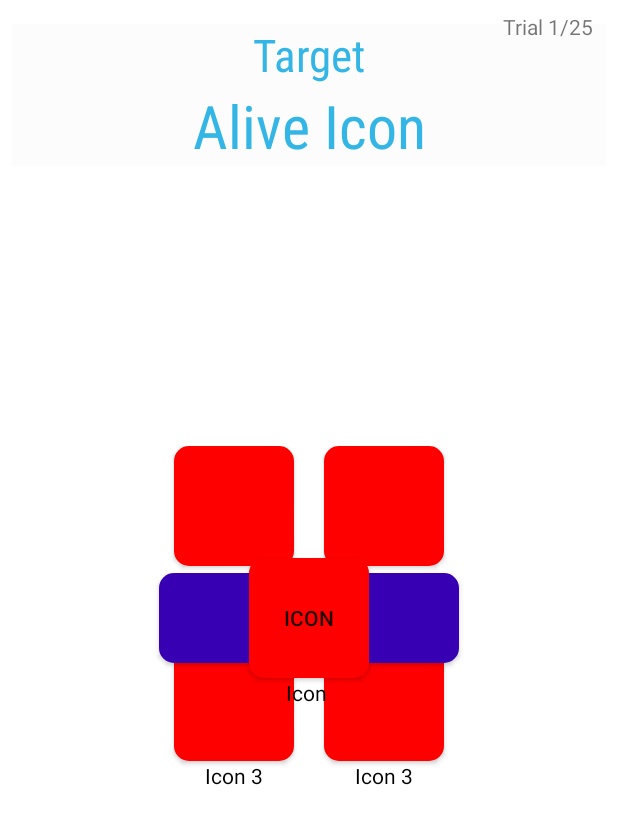
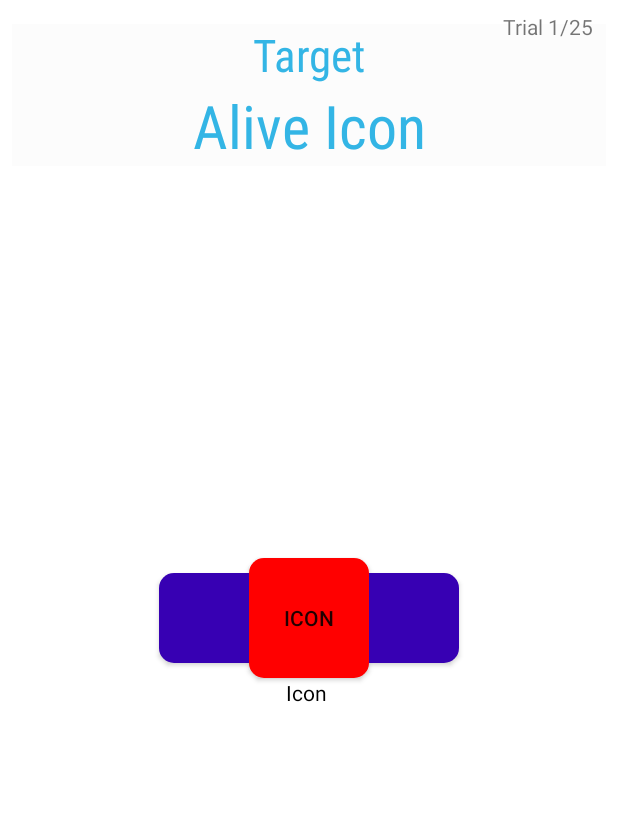
Before and after one commit to elsandner/IconFunctionTest, an Android app: the AliveActivity screen opened directly, with no data from a screen before it, on a phone screen of 412 x 824 dp. Shown: the top 824 px of the screen. Run offline under Robolectric (Android 15) with nearby library versions, the phone set to English and light mode, and no system bars; libraries missing offline, so code that uses them is left out: com.blogspot.atifsoftwares.

Commit message:
changed getGestureService for test3A

```diff
--- a/app/src/main/java/com/example/iconfunctiontest/Presentation/AliveActivity.java
+++ b/app/src/main/java/com/example/iconfunctiontest/Presentation/AliveActivity.java
@@ -14,7 +14,6 @@ import android.widget.TextView;
 import android.widget.Toast;
 
 import androidx.appcompat.app.AppCompatActivity;
-import androidx.constraintlayout.widget.ConstraintLayout;
 
 import com.example.iconfunctiontest.R;
 import com.example.iconfunctiontest.Services.GestureService;
@@ -37,9 +36,9 @@ public class AliveActivity extends AppCompatActivity {
     private TextView tV_PopUp;
     private Button bt_Icon0, bt_Icon1, bt_Icon2, bt_Icon3, bt_Icon4, bt_Continue ;
     private TextView tV_label0, tV_label1, tV_label2, tV_label3, tV_label4;
-    private ConstraintLayout cL_Icons;
+    //private ConstraintLayout cL_Icons;
 
-    private GestureService gs;
+
     private TestService testService;
 
     private Bundle bundle;
@@ -61,8 +60,12 @@ public class AliveActivity extends AppCompatActivity {
         initializeUI_Elements();
         setTextAndVisibility();
 
-        setGestureService();
-        bt_Icon0.setOnTouchListener(gs);
+        bt_Icon0.setOnTouchListener(getGestureService(0));
+        bt_Icon1.setOnTouchListener(getGestureService(1));
+        bt_Icon2.setOnTouchListener(getGestureService(2));
+        bt_Icon3.setOnTouchListener(getGestureService(3));
+        bt_Icon4.setOnTouchListener(getGestureService(4));
+
         testService = TestService.getInstance();
 
         itemMap= testService.shuffleIntArray(Parameter.number_of_Items_Alive);
@@ -95,7 +98,7 @@ public class AliveActivity extends AppCompatActivity {
 
         tV_PopUp = findViewById(R.id.tV_PopUp);
 
-        cL_Icons = findViewById(R.id.cL_Icons);
+        //cL_Icons = findViewById(R.id.cL_Icons);
 
         bt_Icon1=findViewById(R.id.bt_Icon1);
         bt_Icon2=findViewById(R.id.bt_Icon2);
@@ -111,6 +114,19 @@ public class AliveActivity extends AppCompatActivity {
     }
 
     private void setTextAndVisibility(){
+
+        //cL_Icons.setVisibility(View.INVISIBLE); //All Icons
+
+        bt_Icon1.setVisibility(View.INVISIBLE);
+        bt_Icon2.setVisibility(View.INVISIBLE);
+        bt_Icon3.setVisibility(View.INVISIBLE);
+        bt_Icon4.setVisibility(View.INVISIBLE);
+
+        tV_label1.setVisibility(View.INVISIBLE);
+        tV_label2.setVisibility(View.INVISIBLE);
+        tV_label3.setVisibility(View.INVISIBLE);
+        tV_label4.setVisibility(View.INVISIBLE);
+
         bundle = getIntent().getExtras();
 
         if(bundle!=null) {
@@ -121,16 +137,15 @@ public class AliveActivity extends AppCompatActivity {
                 tV_Target_Heading.setText("Alive Icon");
                 tV_Target.setVisibility(View.INVISIBLE);
                 bt_Continue.setVisibility(View.INVISIBLE);
-                cL_Icons.setVisibility(View.INVISIBLE); //All Icons
+
                 bt_Icon0.setVisibility(View.VISIBLE);
+                tV_label0.setVisibility(View.VISIBLE);
 
             }
             else {//Test Mode
                 tV_Target.setText(Parameter.Items[bundle.getInt("TARGET")]);
-                tV_Target.setVisibility(View.VISIBLE);
                 bt_Continue.setVisibility(View.VISIBLE);
 
-                cL_Icons.setVisibility(View.INVISIBLE); //All Icons
                 bt_Icon0.setVisibility(View.INVISIBLE);
                 tV_label0.setVisibility(View.INVISIBLE);
             }
@@ -148,17 +163,23 @@ public class AliveActivity extends AppCompatActivity {
             tV_label0.setVisibility(View.VISIBLE);
         }
         else{ //Test3B - using 4 Icons
-            cL_Icons.setVisibility(View.VISIBLE);
+            bt_Icon1.setVisibility(View.VISIBLE);
+            bt_Icon2.setVisibility(View.VISIBLE);
+            bt_Icon3.setVisibility(View.VISIBLE);
+            bt_Icon4.setVisibility(View.VISIBLE);
+
+            tV_label1.setVisibility(View.VISIBLE);
+            tV_label2.setVisibility(View.VISIBLE);
+            tV_label3.setVisibility(View.VISIBLE);
+            tV_label4.setVisibility(View.VISIBLE);
         }
 
         timeStart = System.currentTimeMillis();
 
     }
 
-
-
-    private void setGestureService(){
-        gs= new GestureService(AliveActivity.this) {
+    private GestureService getGestureService(final int iconID){
+        GestureService gestureService = new GestureService(AliveActivity.this) {
 
             float dX, dY; //used for moving icon
             float originalX=0.0f;
@@ -170,10 +191,9 @@ public class AliveActivity extends AppCompatActivity {
             boolean dragMode=false;
             boolean touched=false;
             int selectedOption=-2;
-            double selectedAngle =0.0;
+            //double selectedAngle =0.0;
 
             @SuppressLint({"SetTextI18n", "DefaultLocale", "ClickableViewAccessibility"})
-
             @Override
             public boolean onTouch(final View view, final MotionEvent motionEvent) {
 
@@ -207,7 +227,6 @@ public class AliveActivity extends AppCompatActivity {
                     case (MotionEvent.ACTION_MOVE):
                         longClick=false;
 
-
                         if(dragMode){
                             Log.d("GESTURE", "In Drag Mode!");
                             view.animate()  //used for moving icon
@@ -223,30 +242,28 @@ public class AliveActivity extends AppCompatActivity {
 
                             currentAlpha = calcAngle(diffX, diffY);
 
-                            DecimalFormat df = new DecimalFormat("#");
+                            DecimalFormat df = new DecimalFormat("#");//TODO: Prop. not needed since degrees are not printed anymore
 
                             if (abs(diffX) > Parameter.popUp_threshold || abs(diffY) > Parameter.popUp_threshold) {
                                 tV_PopUp.setVisibility(View.VISIBLE);
                             }
 
-                            if (  (abs(diffX) > Parameter.popUp_threshold  || abs(diffY) > Parameter.popUp_threshold)   ||   (Parameter.enableBlindMode&&testID!=1))
+                            if (  (abs(diffX) > Parameter.popUp_threshold  || abs(diffY) > Parameter.popUp_threshold)   ||   (Parameter.enableBlindMode&&testID!=1)) //testID!=1 because in this test, the Blind-Mode allways needs to be disabled
                             {
-                                System.out.println("TestID="+testID);
-
                                 if (abs(diffX) > Parameter.cancel_threshold || abs(diffY) > Parameter.cancel_threshold) {
                                     tV_PopUp.setText("Cancel");
                                     selectedOption = -1; //Cancel
                                 } else {
-                                    selectedAngle=currentAlpha; //TODO: Try to remove variable currentAlpha
-                                    selectedOption=AngleToDirection(currentAlpha,Parameter.number_of_Items_Alive);
+                                    //selectedAngle=currentAlpha; //TODO: Try to remove variable currentAlpha
 
+                                    selectedOption=AngleToDirection(currentAlpha,Parameter.number_of_Items_Alive, iconID);
 
-                                    if(testID==1||testID==2)
+                                    if(testID==1) //War bevore:  if(testID==1||testID==2)
                                         selectedOption=itemMap[selectedOption];
 
                                     String item = Parameter.Items[selectedOption];
 
-                                    tV_PopUp.setText(item + " (" + df.format(currentAlpha) + "°)");
+                                    tV_PopUp.setText(item + " (" + df.format(currentAlpha) + "°)"); //TODO: why does'nt it show the degrees ??
                                 }
                             }
 
@@ -256,6 +273,9 @@ public class AliveActivity extends AppCompatActivity {
                                     .setDuration(0)
                                     .start();
                         }
+
+                        Log.d("DEBUG", "rawX: "+motionEvent.getRawX()+"\t\trawY: "+motionEvent.getRawY());
+
 
                         Log.d("GESTURE", "Action was MOVE");
                         return true;
@@ -362,6 +382,7 @@ public class AliveActivity extends AppCompatActivity {
 
         };
 
+        return gestureService;
     }
 
     public void onClickBt_Icon(View view){
--- a/app/src/main/java/com/example/iconfunctiontest/Services/GestureService.java
+++ b/app/src/main/java/com/example/iconfunctiontest/Services/GestureService.java
@@ -101,7 +101,7 @@ public class GestureService implements View.OnTouchListener {
     }
 
 
-    public int AngleToDirection(double alpha, int number_of_Items){
+    public int AngleToDirection(double alpha, int number_of_Items, int iconID){
 
         double angle = 360.0 / number_of_Items; //angle per section
         ArrayList<Double> lower_limit=new ArrayList<Double>();
@@ -118,6 +118,9 @@ public class GestureService implements View.OnTouchListener {
 
         //Actual angleToDirection
         if(isBetween(alpha,upper_limit.get(0),0)||isBetween(alpha, 360,lower_limit.get(0))){
+
+
+
             return 0;
         }
         for(int i=1;i<lower_limit.size();i++){//Loop all segments
--- a/app/src/main/java/com/example/iconfunctiontest/Services/TestService.java
+++ b/app/src/main/java/com/example/iconfunctiontest/Services/TestService.java
@@ -41,13 +41,11 @@ public class TestService {
     public void startTest(int number_of_trials,int number_of_blocks, AppCompatActivity callingActivity, Class nextClass, int testID){
         this.nextClass=nextClass;
         this.testID=testID;
-        //numberOfTrials=(number_of_trials*number_of_blocks);
-        //highestTrialID=number_of_trials;
         highestBlockID=number_of_blocks-1;
         currentTrial=0;
         trials=new ArrayList<>();
 
-        if(testID==6)
+        if(testID>4)    //Test3A (ID=5), Test3B(ID=6)
            number_of_trials=number_of_trials*4;
 
         //The following two loops create an array list filled with all trials of the total subtest
--- a/app/src/main/res/layout/activity_alive_icon.xml
+++ b/app/src/main/res/layout/activity_alive_icon.xml
@@ -37,127 +37,7 @@
         app:layout_constraintHorizontal_bias="0.0"
         app:layout_constraintStart_toStartOf="parent"
         app:layout_constraintTop_toTopOf="parent"
-        app:layout_constraintVertical_bias="0.0" />
-
-    <androidx.constraintlayout.widget.ConstraintLayout
-        android:id="@+id/cL_Icons"
-        android:layout_width="match_parent"
-        android:layout_height="wrap_content"
-        app:layout_constraintBottom_toBottomOf="parent"
-        app:layout_constraintEnd_toEndOf="parent"
-        app:layout_constraintHorizontal_bias="0.0"
-        app:layout_constraintStart_toStartOf="parent"
-        app:layout_constraintTop_toTopOf="@+id/fullscreen_content">
-
-        <TextView
-            android:id="@+id/tV_label1"
-            android:layout_width="wrap_content"
-            android:layout_height="wrap_content"
-            android:layout_marginBottom="130dp"
-            android:text="Icon 1"
-            android:textColor="#000000"
-            app:layout_constraintBottom_toBottomOf="parent"
-            app:layout_constraintEnd_toEndOf="@+id/bt_Icon1"
-            app:layout_constraintStart_toStartOf="@+id/bt_Icon1" />
-
-        <Button
-            android:id="@+id/bt_Icon1"
-            android:layout_width="80dp"
-            android:layout_height="80dp"
-            android:background="@drawable/custom_rounded_corners"
-            android:onClick="onClickBt_Icon"
-            app:layout_constraintBottom_toTopOf="@+id/tV_label1"
-            app:layout_constraintEnd_toEndOf="parent"
-            app:layout_constraintHorizontal_bias="0.35"
-            app:layout_constraintStart_toStartOf="parent" />
-
-        <Button
-            android:id="@+id/bt_Icon2"
-            android:layout_width="80dp"
-            android:layout_height="80dp"
-            android:background="@drawable/custom_rounded_corners"
-            android:onClick="onClickBt_Icon"
-            app:layout_constraintBottom_toTopOf="@+id/tV_label2"
-            app:layout_constraintEnd_toEndOf="parent"
-            app:layout_constraintHorizontal_bias="0.65"
-            app:layout_constraintStart_toStartOf="parent" />
-
-        <TextView
-            android:id="@+id/tV_label2"
-            android:layout_width="wrap_content"
-            android:layout_height="wrap_content"
-            android:layout_marginBottom="130dp"
-            android:text="Icon 3"
-            android:textColor="#000000"
-            app:layout_constraintBottom_toBottomOf="parent"
-            app:layout_constraintEnd_toEndOf="@+id/bt_Icon2"
-            app:layout_constraintStart_toStartOf="@+id/bt_Icon2" />
-
-        <TextView
-            android:id="@+id/tV_label3"
-            android:layout_width="wrap_content"
-            android:layout_height="wrap_content"
-            android:text="Icon 3"
-            android:textColor="#000000"
-            app:layout_constraintBottom_toBottomOf="parent"
-            app:layout_constraintEnd_toEndOf="@+id/bt_Icon3"
-            app:layout_constraintStart_toStartOf="@+id/bt_Icon3" />
-
-        <Button
-            android:id="@+id/bt_Icon3"
-            android:layout_width="80dp"
-            android:layout_height="80dp"
-            android:layout_gravity="center|center"
-            android:background="@drawable/custom_rounded_corners"
-            android:onClick="onClickBt_Icon"
-            app:layout_constraintBottom_toTopOf="@+id/tV_label3"
-            app:layout_constraintEnd_toEndOf="parent"
-            app:layout_constraintHorizontal_bias="0.35"
-            app:layout_constraintStart_toStartOf="parent" />
-
-        <TextView
-            android:id="@+id/tV_label4"
-            android:layout_width="wrap_content"
-            android:layout_height="wrap_content"
-            android:text="Icon 3"
-            android:textColor="#000000"
-            app:layout_constraintBottom_toBottomOf="parent"
-            app:layout_constraintEnd_toEndOf="@+id/bt_Icon4"
-            app:layout_constraintStart_toStartOf="@+id/bt_Icon4" />
-
-        <Button
-            android:id="@+id/bt_Icon4"
-            android:layout_width="80dp"
-            android:layout_height="80dp"
-            android:layout_gravity="center|center"
-            android:background="@drawable/custom_rounded_corners"
-            android:onClick="onClickBt_Icon"
-            app:layout_constraintBottom_toTopOf="@+id/tV_label4"
-            app:layout_constraintEnd_toEndOf="parent"
-            app:layout_constraintHorizontal_bias="0.65"
-            app:layout_constraintStart_toStartOf="parent" />
-
-    </androidx.constraintlayout.widget.ConstraintLayout>
-
-    <Button
-        android:id="@+id/bt_Continue"
-        android:layout_width="200dp"
-        android:layout_height="60dp"
-        android:layout_marginStart="105dp"
-        android:layout_marginLeft="105dp"
-        android:layout_marginEnd="106dp"
-        android:layout_marginRight="106dp"
-
-        android:background="@drawable/custom_rounded_corners_blue"
-        android:onClick="onClick_Continue"
-        android:text="continue"
-        android:textAppearance="@style/TextAppearance.AppCompat.Medium"
-        android:textColor="@color/cardview_light_background"
-        app:layout_constraintBottom_toBottomOf="@+id/fullscreen_content"
-        app:layout_constraintEnd_toEndOf="@+id/fullscreen_content"
-        app:layout_constraintStart_toStartOf="@+id/fullscreen_content"
-        app:layout_constraintTop_toTopOf="@+id/fullscreen_content"
-        tools:ignore="OnClick" />
+        app:layout_constraintVertical_bias="1.0" />
 
     <TextView
         android:id="@+id/tV_Target_Heading"
@@ -198,6 +78,26 @@
         app:layout_constraintTop_toBottomOf="@+id/tV_Target_Heading" />
 
     <Button
+        android:id="@+id/bt_Continue"
+        android:layout_width="200dp"
+        android:layout_height="60dp"
+        android:layout_marginStart="105dp"
+        android:layout_marginLeft="105dp"
+        android:layout_marginEnd="106dp"
+        android:layout_marginRight="106dp"
+
+        android:background="@drawable/custom_rounded_corners_blue"
+        android:onClick="onClick_Continue"
+        android:text="continue"
+        android:textAppearance="@style/TextAppearance.AppCompat.Medium"
+        android:textColor="@color/cardview_light_background"
+        app:layout_constraintBottom_toBottomOf="@+id/fullscreen_content"
+        app:layout_constraintEnd_toEndOf="@+id/fullscreen_content"
+        app:layout_constraintStart_toStartOf="@+id/fullscreen_content"
+        app:layout_constraintTop_toTopOf="@+id/fullscreen_content"
+        tools:ignore="OnClick" />
+
+    <Button
         android:id="@+id/bt_Icon0"
         android:layout_width="80dp"
         android:layout_height="80dp"
@@ -220,8 +120,9 @@
         android:text="Selection"
         android:textColor="#000000"
         android:visibility="invisible"
-        app:layout_constraintBottom_toTopOf="@+id/bt_Icon0"
-        app:layout_constraintEnd_toEndOf="@+id/bt_Icon0" />
+        app:layout_constraintEnd_toEndOf="parent"
+        app:layout_constraintStart_toStartOf="parent"
+        app:layout_constraintTop_toBottomOf="@+id/tV_Target" />
 
     <TextView
         android:id="@+id/tv_Trial"
@@ -244,5 +145,93 @@
         app:layout_constraintStart_toStartOf="@+id/bt_Icon0"
         app:layout_constraintTop_toBottomOf="@+id/bt_Icon0" />
 
+    <Button
+        android:id="@+id/bt_Icon4"
+        android:layout_width="80dp"
+        android:layout_height="80dp"
+        android:layout_gravity="center|center"
+        android:background="@drawable/custom_rounded_corners"
+        android:onClick="onClickBt_Icon"
+        app:layout_constraintBottom_toBottomOf="parent"
+        app:layout_constraintEnd_toEndOf="parent"
+        app:layout_constraintHorizontal_bias="0.65"
+        app:layout_constraintStart_toStartOf="parent"
+        app:layout_constraintTop_toTopOf="parent"
+        app:layout_constraintVertical_bias="0.6" />
+
+    <Button
+        android:id="@+id/bt_Icon3"
+        android:layout_width="80dp"
+        android:layout_height="80dp"
+        android:layout_gravity="center|center"
+        android:background="@drawable/custom_rounded_corners"
+        android:onClick="onClickBt_Icon"
+        app:layout_constraintBottom_toBottomOf="parent"
+        app:layout_constraintEnd_toEndOf="parent"
+        app:layout_constraintHorizontal_bias="0.35"
+        app:layout_constraintStart_toStartOf="parent"
+        app:layout_constraintTop_toTopOf="parent"
+        app:layout_constraintVertical_bias="0.6" />
+
+    <TextView
+        android:id="@+id/tV_label2"
+        android:layout_width="wrap_content"
+        android:layout_height="wrap_content"
+        android:text="Icon 3"
+        android:textColor="#000000"
+        app:layout_constraintEnd_toEndOf="@+id/bt_Icon2"
+        app:layout_constraintStart_toStartOf="@+id/bt_Icon2"
+        app:layout_constraintTop_toBottomOf="@+id/bt_Icon2" />
+
+    <Button
+        android:id="@+id/bt_Icon1"
+        android:layout_width="80dp"
+        android:layout_height="80dp"
+        android:layout_marginBottom="30dp"
+        android:background="@drawable/custom_rounded_corners"
+        android:onClick="onClickBt_Icon"
+        app:layout_constraintBottom_toTopOf="@+id/bt_Icon3"
+        app:layout_constraintStart_toStartOf="@+id/bt_Icon3" />
+
+    <TextView
+        android:id="@+id/tV_label1"
+        android:layout_width="wrap_content"
+        android:layout_height="wrap_content"
+        android:text="Icon 1"
+        android:textColor="#000000"
+        app:layout_constraintEnd_toEndOf="@+id/bt_Icon1"
+        app:layout_constraintStart_toStartOf="@+id/bt_Icon1"
+        app:layout_constraintTop_toBottomOf="@+id/bt_Icon1" />
+
+    <TextView
+        android:id="@+id/tV_label3"
+        android:layout_width="wrap_content"
+        android:layout_height="wrap_content"
+        android:text="Icon 3"
+        android:textColor="#000000"
+        app:layout_constraintEnd_toEndOf="@+id/bt_Icon3"
+        app:layout_constraintStart_toStartOf="@+id/bt_Icon3"
+        app:layout_constraintTop_toBottomOf="@+id/bt_Icon3" />
+
+    <Button
+        android:id="@+id/bt_Icon2"
+        android:layout_width="80dp"
+        android:layout_height="80dp"
+        android:layout_marginBottom="30dp"
+        android:background="@drawable/custom_rounded_corners"
+        android:onClick="onClickBt_Icon"
+        app:layout_constraintBottom_toTopOf="@+id/bt_Icon4"
+        app:layout_constraintEnd_toEndOf="@+id/bt_Icon4" />
+
+    <TextView
+        android:id="@+id/tV_label4"
+        android:layout_width="wrap_content"
+        android:layout_height="wrap_content"
+        android:text="Icon 3"
+        android:textColor="#000000"
+        app:layout_constraintEnd_toEndOf="@+id/bt_Icon4"
+        app:layout_constraintStart_toStartOf="@+id/bt_Icon4"
+        app:layout_constraintTop_toBottomOf="@+id/bt_Icon4" />
+
 
 </androidx.constraintlayout.widget.ConstraintLayout>
```
